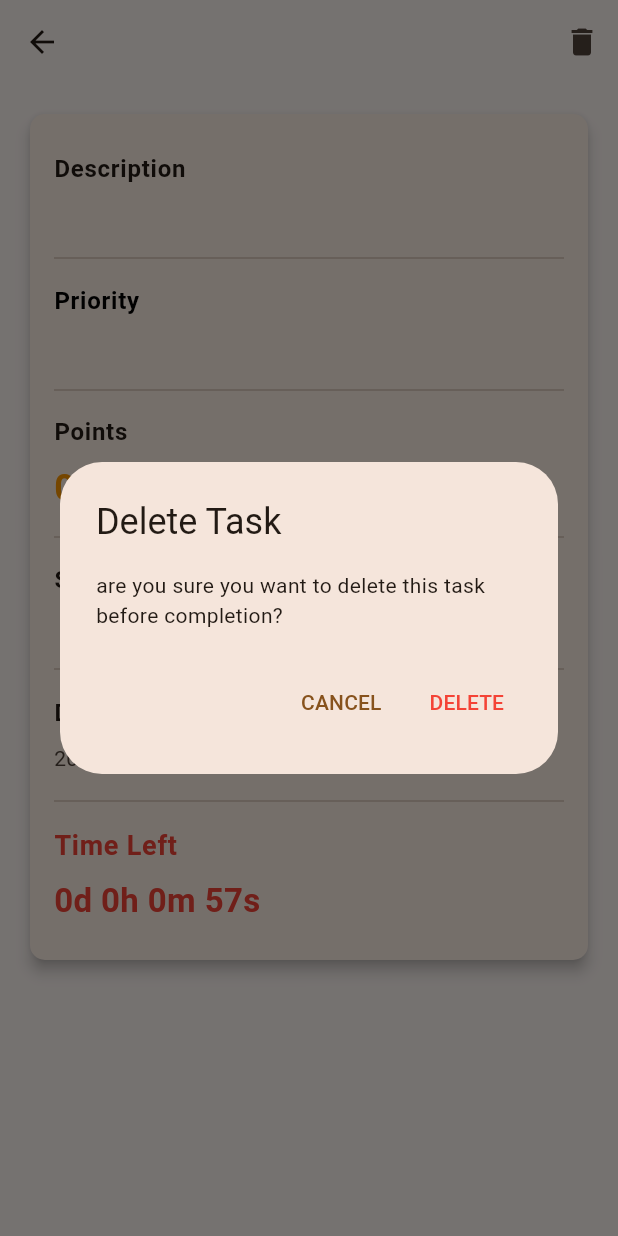
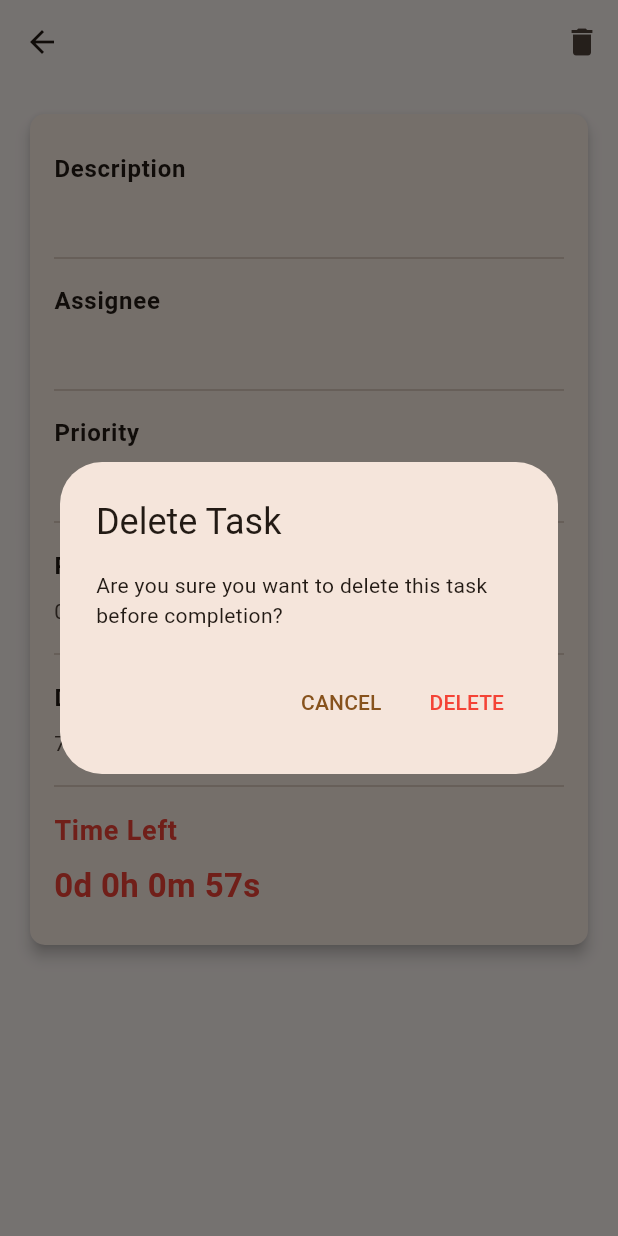
Before and after one commit to Yash05080/TaskFlow, a Flutter app: the TaskDetailPage screen opened directly with empty values, after a tap on the "delete" icon, on a phone screen of 412 x 824 dp. Run offline on Flutter 3.47's test engine with Material 3 defaults, Android fonts, the phone set to English and light mode, and no system bars; our stand-ins replace animate_do, cloud_firestore, firebase_auth, firebase_core, flutter_svg, hexcolor and 1 more; missing offline and left inert: dart:ffi; accounts and stored records are empty.

Commit message:
provider added in task page

```diff
--- a/lib/Pages/freelancing board/freelancingboard.dart
+++ b/lib/Pages/freelancing board/freelancingboard.dart
@@ -27,17 +27,13 @@ class _FreelancingboardState extends State<Freelancingboard> {
   }
 
   Future<void> initializeCommentCounts() async {
-    // Get all documents from the "User Posts" collection
     QuerySnapshot postsSnapshot =
         await FirebaseFirestore.instance.collection("User Posts").get();
 
     for (var post in postsSnapshot.docs) {
-      // Try to access CommentCount, if it throws an error, we add it
       try {
-        // If CommentCount exists, do nothing
         post.get('CommentCount');
       } catch (e) {
-        // If accessing the field throws an error, it means it doesn't exist
         await FirebaseFirestore.instance
             .collection("User Posts")
             .doc(post.id)
@@ -50,7 +46,7 @@ class _FreelancingboardState extends State<Freelancingboard> {
     UserService userService = UserService();
     String? role = await userService.fetchUserRole();
 
-    if (role != null) {
+    if (role != null && mounted) {
       setState(() {
         _userRole = role;
       });
@@ -65,18 +61,19 @@ class _FreelancingboardState extends State<Freelancingboard> {
         'Role': _userRole,
         'TimeStamp': Timestamp.now(),
         'Likes': [],
-        'CommentCount': 0, // Initialize CommentCount to 0
+        'CommentCount': 0,
       });
+      if (mounted) {
         setState(() {
           textController.clear();
         });
       }
     }
+  }
 
-  // Open the draggable comments section (bottom sheet)
   void _openBottomSheet(BuildContext context, String postId) {
     if (_isBottomSheetOpen) {
-      _bottomSheetController?.close(); // Close if already open
+      _bottomSheetController?.close();
     } else {
       _bottomSheetController = showBottomSheet(
         context: context,
@@ -86,22 +83,35 @@ class _FreelancingboardState extends State<Freelancingboard> {
             minChildSize: 0.3,
             initialChildSize: 0.5,
             builder: (BuildContext context, ScrollController scrollController) {
-              return Comments(
-                  postId: postId); // This should be your comments widget
+              return Comments(postId: postId);
             },
           );
         },
       );
+
+      if (mounted) {
         setState(() {
           _isBottomSheetOpen = true;
         });
+      }
 
       _bottomSheetController?.closed.then((value) {
+        if (mounted) {
           setState(() {
             _isBottomSheetOpen = false;
           });
+        }
       });
     }
+  }
+
+  @override
+  void dispose() {
+    textController.dispose();
+    if (_isBottomSheetOpen) {
+      _bottomSheetController?.close();
+    }
+    super.dispose();
   }
 
   @override
@@ -115,7 +125,6 @@ class _FreelancingboardState extends State<Freelancingboard> {
       ),
       body: SafeArea(
         child: GestureDetector(
-          // Close the comments section when scrolling outside the bottom sheet
           onPanUpdate: (details) {
             if (_isBottomSheetOpen && details.delta.dy > 0) {
               _bottomSheetController?.close();
@@ -160,8 +169,6 @@ class _FreelancingboardState extends State<Freelancingboard> {
                   },
                 ),
               ),
-
-              // Post textfield
               Padding(
                 padding: const EdgeInsets.only(bottom: 8.0, top: 8),
                 child: Align(
@@ -210,7 +217,7 @@ class _FreelancingboardState extends State<Freelancingboard> {
                     ],
                   ),
                 ),
-              )
+              ),
             ],
           ),
         ),
--- a/lib/Pages/taskpage/taskdetail.dart
+++ b/lib/Pages/taskpage/taskdetail.dart
@@ -1,14 +1,13 @@
-import 'package:corporate_manager/Pages/freelancing%20board/functions/fetchrole.dart';
 import 'package:corporate_manager/Pages/taskpage/taskservice.dart';
 import 'package:corporate_manager/Pages/taskpage/updatetaskpage.dart';
 import 'package:corporate_manager/models/task_model.dart';
-import 'package:firebase_auth/firebase_auth.dart';
+import 'package:corporate_manager/providors/userprovider.dart';
+
 import 'package:flutter/material.dart';
-import 'package:intl/intl.dart';
 import 'dart:async';
+import 'package:provider/provider.dart';
 
 class TaskDetailPage extends StatefulWidget {
-  final TaskService _taskService = TaskService();
   final Task task;
 
   TaskDetailPage({super.key, required this.task});
@@ -18,17 +17,27 @@ class TaskDetailPage extends StatefulWidget {
 }
 
 class _TaskDetailPageState extends State<TaskDetailPage> {
-  final FirebaseAuth _auth = FirebaseAuth.instance;
   Duration remainingTime = const Duration();
   late Timer timer;
+  final TaskService _taskService = TaskService();
+  String? assigneeEmail;
 
   @override
   void initState() {
     super.initState();
-    getUserRole();
     updateRemainingTime();
+    fetchAssigneeEmail(); // Fetch assignee email
     timer = Timer.periodic(const Duration(seconds: 1), (timer) {
       updateRemainingTime();
+    });
+  }
+
+  // Fetch the email of the assignee based on userId
+  void fetchAssigneeEmail() async {
+    final email = await _taskService.getUserEmailById(widget.task.assignee);
+    setState(() {
+      assigneeEmail =
+          email ?? "No email found"; // Fallback if email is not found
     });
   }
 
@@ -49,7 +58,8 @@ class _TaskDetailPageState extends State<TaskDetailPage> {
       context: context,
       builder: (context) => AlertDialog(
         title: const Text("Delete Task"),
-        content: const Text("are you sure you want to delete this task before completion?"),
+        content: const Text(
+            "Are you sure you want to delete this task before completion?"),
         actions: [
           TextButton(
             onPressed: () {
@@ -59,26 +69,16 @@ class _TaskDetailPageState extends State<TaskDetailPage> {
           ),
           TextButton(
             onPressed: () async {
-              await widget._taskService.deleteTask(widget.task.id);
-              // ignore: use_build_context_synchronously
+              await _taskService.deleteTask(widget.task.id);
               Navigator.pop(context);
+              Navigator.pop(context); // Go back after deletion
             },
-              child: const Text("DELETE",style: TextStyle(color: Colors.red),))
+            child: const Text("DELETE", style: TextStyle(color: Colors.red)),
+          ),
         ],
       ),
     );
   }
-
-  String? _userRole;
-
-  Future<void> getUserRole() async {
-    UserService userService = UserService();
-    String? role = await userService.fetchUserRole(); // Fetch the user role
-    setState(() {
-      _userRole = role; // Store it in the state to be used in the UI
-    });
-  }
-
 
   String formatCountdown(Duration duration) {
     return '${duration.inDays}d ${duration.inHours % 24}h ${duration.inMinutes % 60}m ${duration.inSeconds % 60}s';
@@ -86,9 +86,12 @@ class _TaskDetailPageState extends State<TaskDetailPage> {
 
   @override
   Widget build(BuildContext context) {
+    final userRole = context.watch<UserProvider>().userRole;
+
     return Scaffold(
       appBar: AppBar(
-        title: Text(widget.task.title,style: const TextStyle(fontWeight: FontWeight.w600),),
+        title: Text(widget.task.title,
+            style: const TextStyle(fontWeight: FontWeight.w600)),
         actions: [
           IconButton(
             icon: const Icon(Icons.delete),
@@ -96,23 +99,19 @@ class _TaskDetailPageState extends State<TaskDetailPage> {
           ),
         ],
       ),
-      floatingActionButton: _userRole == "Admin" || _userRole == "Manager"
-                                ? Row(
-                                    mainAxisSize: MainAxisSize.min,
-                                    children: [
-                                      FloatingActionButton(
-                                        onPressed:() {
-                                            // Navigate to update task page with task details
+      floatingActionButton: userRole == "Admin" || userRole == "Manager"
+          ? FloatingActionButton(
+              onPressed: () {
                 Navigator.push(
                   context,
                   MaterialPageRoute(
-                                                builder: (context) =>
-                                                    UpdateTaskPage(task: widget.task),
+                    builder: (context) => UpdateTaskPage(task: widget.task),
                   ),
                 );
-                                          } ,
-                                        child: const Icon(Icons.edit,size: 34,),
-                                      ),],):null,
+              },
+              child: const Icon(Icons.edit, size: 34),
+            )
+          : null,
       body: Padding(
         padding: const EdgeInsets.all(16.0),
         child: Card(
@@ -130,7 +129,8 @@ class _TaskDetailPageState extends State<TaskDetailPage> {
                     contentPadding: EdgeInsets.zero,
                     title: const Text(
                       'Description',
-                      style: TextStyle(fontWeight: FontWeight.bold, fontSize: 16),
+                      style:
+                          TextStyle(fontWeight: FontWeight.bold, fontSize: 16),
                     ),
                     subtitle: Padding(
                       padding: const EdgeInsets.only(top: 8.0),
@@ -140,38 +140,33 @@ class _TaskDetailPageState extends State<TaskDetailPage> {
                   const Divider(),
                   ListTile(
                     contentPadding: EdgeInsets.zero,
-                    title: Text(
-                      'Priority',
-                      style: TextStyle(
-                        fontWeight: FontWeight.bold,
-                        fontSize: 16,
-                        color: widget.task.priority.toLowerCase() == 'high'
-                            ? Colors.red
-                            : (widget.task.priority.toLowerCase() == 'low'
-                                ? Colors.blue
-                                : Colors.black),
-                      ),
+                    title: const Text(
+                      'Assignee',
+                      style:
+                          TextStyle(fontWeight: FontWeight.bold, fontSize: 16),
                     ),
                     subtitle: Padding(
                       padding: const EdgeInsets.only(top: 8.0),
-                      child: Text(widget.task.priority),
+                      child: Text(assigneeEmail ?? 'Loading...'),
                     ),
                   ),
                   const Divider(),
                   ListTile(
                     contentPadding: EdgeInsets.zero,
                     title: const Text(
-                      'Points',
-                      style: TextStyle(fontWeight: FontWeight.bold, fontSize: 16),
+                      'Priority',
+                      style:
+                          TextStyle(fontWeight: FontWeight.bold, fontSize: 16),
                     ),
                     subtitle: Padding(
                       padding: const EdgeInsets.only(top: 8.0),
                       child: Text(
-                        widget.task.points.toString(),
-                        style: const TextStyle(
-                          fontSize: 24,
+                        widget.task.priority,
+                        style: TextStyle(
+                          color: widget.task.priority == 'High'
+                              ? Colors.red
+                              : Colors.blue,
                           fontWeight: FontWeight.bold,
-                          color: Colors.orange,
                         ),
                       ),
                     ),
@@ -180,26 +175,27 @@ class _TaskDetailPageState extends State<TaskDetailPage> {
                   ListTile(
                     contentPadding: EdgeInsets.zero,
                     title: const Text(
-                      'Status',
-                      style: TextStyle(fontWeight: FontWeight.bold, fontSize: 16),
+                      'Points',
+                      style:
+                          TextStyle(fontWeight: FontWeight.bold, fontSize: 16),
                     ),
                     subtitle: Padding(
                       padding: const EdgeInsets.only(top: 8.0),
-                      child: Text(widget.task.status),
+                      child: Text(widget.task.points.toString()),
                     ),
                   ),
-
                   const Divider(),
                   ListTile(
                     contentPadding: EdgeInsets.zero,
                     title: const Text(
                       'Deadline',
-                      style: TextStyle(fontWeight: FontWeight.bold, fontSize: 16),
+                      style:
+                          TextStyle(fontWeight: FontWeight.bold, fontSize: 16),
                     ),
                     subtitle: Padding(
                       padding: const EdgeInsets.only(top: 8.0),
                       child: Text(
-                        DateFormat('yyyy-MM-dd').format(widget.task.deadline),
+                        '${widget.task.deadline.day}/${widget.task.deadline.month}/${widget.task.deadline.year}',
                       ),
                     ),
                   ),
--- a/lib/Pages/taskpage/taskservice.dart
+++ b/lib/Pages/taskpage/taskservice.dart
@@ -6,6 +6,19 @@ import 'package:firebase_auth/firebase_auth.dart';
 
 class TaskService {
   final FirebaseFirestore _firestore = FirebaseFirestore.instance;
+  // Method to get user email by userId
+  Future<String?> getUserEmailById(String userId) async {
+    try {
+      DocumentSnapshot snapshot = await _firestore.collection('users').doc(userId).get();
+      if (snapshot.exists) {
+        return snapshot['email']; // Assuming 'email' is the field storing user emails
+      }
+      return null;
+    } catch (e) {
+      print(e);
+      return null;
+    }
+  }
 
   // Method to get user ID by email
   Future<String?> getUserIdByEmail(String email) async {
```
Also changed, not shown: lib/Pages/taskpage/taskpage.dart (+4 -3 lines). Lines whose indentation alone changed are shown as unchanged.
